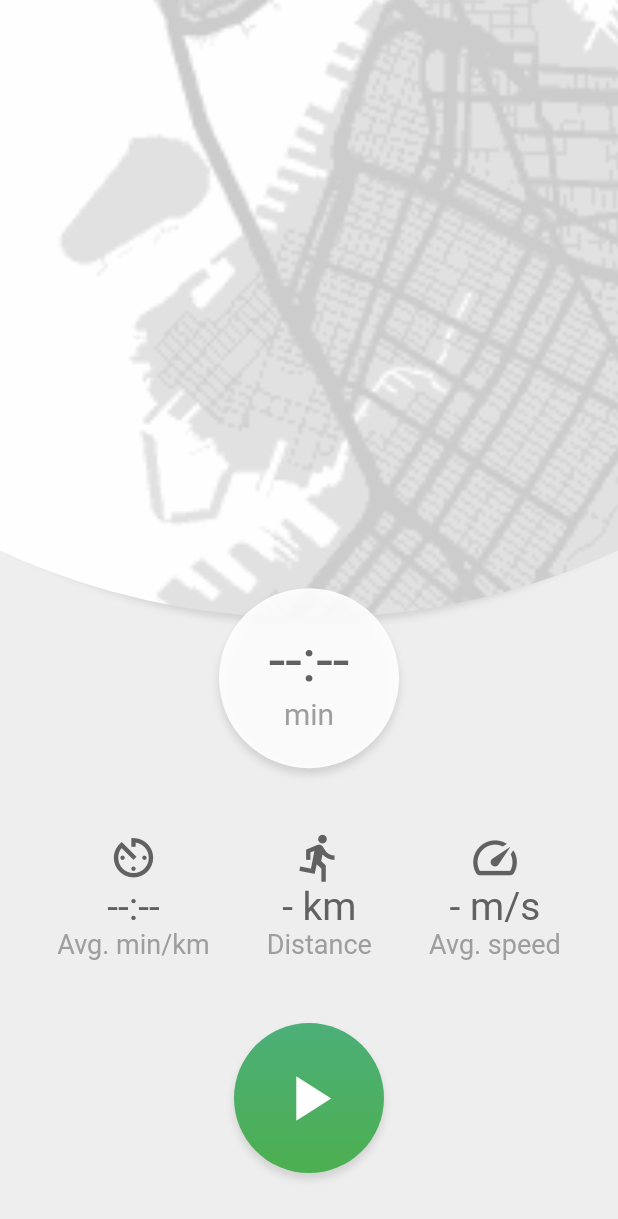
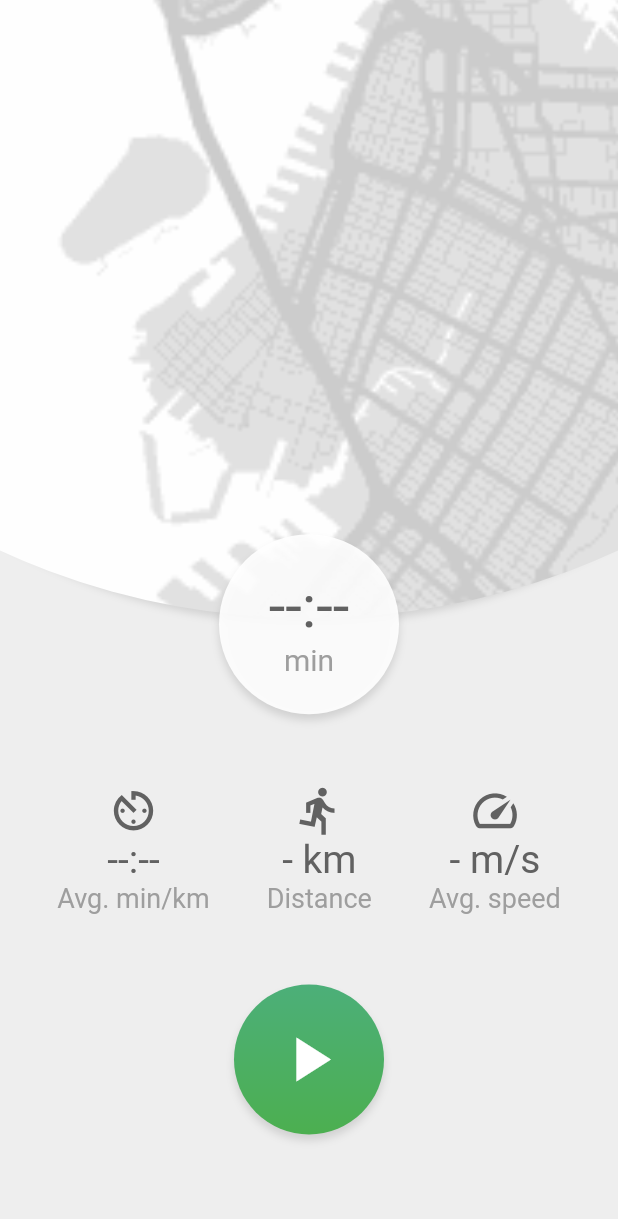
Before and after one commit to rikardro/HarmonyHub, a Flutter app: the RunTrackerPage widget shown alone on an empty page, opened directly, on a phone screen of 412 x 824 dp. Shown: the top 1219 px of the screen. Run offline on Flutter 3.47's test engine with Material 2 defaults, Android fonts, the phone set to English and light mode, and no system bars; our stand-ins replace bloc, cloud_firestore, equatable, firebase_auth, firebase_core, flutter_bloc and 2 more; missing offline and left inert: geolocator_platform_interface; accounts and stored records are empty; network calls fail.

Commit message:
More responsive tracker page

```diff
--- a/healthapp/lib/backend/running/run_session.dart
+++ b/healthapp/lib/backend/running/run_session.dart
@@ -95,7 +95,6 @@ class LocationTracker {
 
     streamPos = _location.getPosStream().listen((Position? position) {
       if(position != null){
-        print("MOVED");
         final longitude = position.longitude;
         final latitude = position.latitude;
         final latLng = LocationData(latitude, longitude, '');
--- a/healthapp/lib/run_tracker/run_tracker_page.dart
+++ b/healthapp/lib/run_tracker/run_tracker_page.dart
@@ -74,11 +74,13 @@ class _RunTrackerPageState extends State<RunTrackerPage> {
                           ),
                         ),
                       ),
-                      Align(
-                        alignment: Alignment.bottomCenter,
+                      Positioned(
+                        left: 0,
+                        right: 0,
+                        top: (height * 0.375),
                         // circle container
                         child: Container(
-                          height: height*0.575,
+                          height: height*0.6,
                           child: BlocBuilder<RunTrackerBloc, RunTrackerState>(
                             builder: (context, state) {
                               print(state.runSession?.getDistance());
```
Also changed, not shown: healthapp/lib/run_tracker/run_history_page.dart (+8 -0 lines).
